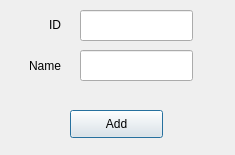
d-benvenuti/xes-refmodel-pipeline-generator, file ui/add_resource.ui: the form before one commit.
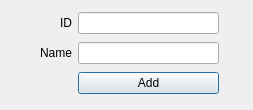
The form after the commit.

Commit message: Started improving UI with layouts and fixed a bug happening while closing the dialog window to delete or link objects.

The edit to the form file:
```diff
--- a/ui/add_resource.ui
+++ b/ui/add_resource.ui
@@ -6,23 +6,26 @@
    <rect>
     <x>0</x>
     <y>0</y>
-    <width>235</width>
-    <height>155</height>
+    <width>253</width>
+    <height>110</height>
    </rect>
   </property>
   <property name="windowTitle">
    <string>Add Resource</string>
   </property>
   <widget class="QWidget" name="centralwidget">
+   <widget class="QWidget" name="">
+    <property name="geometry">
+     <rect>
+      <x>40</x>
+      <y>10</y>
+      <width>179</width>
+      <height>88</height>
+     </rect>
+    </property>
+    <layout class="QGridLayout" name="gridLayout">
+     <item row="0" column="0">
    <widget class="QLabel" name="label_pipelineid">
-    <property name="geometry">
-     <rect>
-      <x>10</x>
-      <y>9</y>
-      <width>51</width>
-      <height>31</height>
-     </rect>
-    </property>
     <property name="text">
      <string>ID</string>
     </property>
@@ -30,25 +33,12 @@
      <set>Qt::AlignRight|Qt::AlignTrailing|Qt::AlignVCenter</set>
     </property>
    </widget>
-   <widget class="QLineEdit" name="lineEdit_id">
-    <property name="geometry">
-     <rect>
-      <x>80</x>
-      <y>10</y>
-      <width>113</width>
-      <height>31</height>
-     </rect>
-    </property>
-   </widget>
+     </item>
+     <item row="0" column="1">
+      <widget class="QLineEdit" name="lineEdit_id"/>
+     </item>
+     <item row="1" column="0">
    <widget class="QLabel" name="label_pipelineid_2">
-    <property name="geometry">
-     <rect>
-      <x>10</x>
-      <y>50</y>
-      <width>51</width>
-      <height>31</height>
-     </rect>
-    </property>
     <property name="text">
      <string>Name</string>
     </property>
@@ -56,28 +46,16 @@
      <set>Qt::AlignRight|Qt::AlignTrailing|Qt::AlignVCenter</set>
     </property>
    </widget>
+     </item>
+     <item row="1" column="1">
    <widget class="QLineEdit" name="lineEdit_name">
-    <property name="geometry">
-     <rect>
-      <x>80</x>
-      <y>50</y>
-      <width>113</width>
-      <height>31</height>
-     </rect>
-    </property>
     <property name="text">
      <string/>
     </property>
    </widget>
+     </item>
+     <item row="2" column="1">
    <widget class="QPushButton" name="add_button">
-    <property name="geometry">
-     <rect>
-      <x>70</x>
-      <y>110</y>
-      <width>93</width>
-      <height>28</height>
-     </rect>
-    </property>
     <property name="text">
      <string>Add</string>
     </property>
@@ -87,6 +65,9 @@
     <property name="default">
      <bool>true</bool>
     </property>
+      </widget>
+     </item>
+    </layout>
    </widget>
   </widget>
  </widget>
```
Lines whose indentation alone changed are shown as unchanged. The commit also changes 18 other files.
